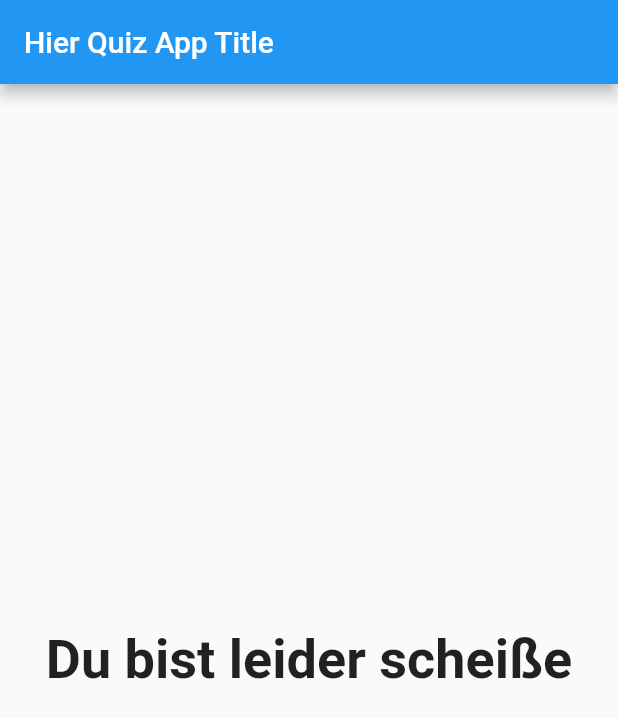
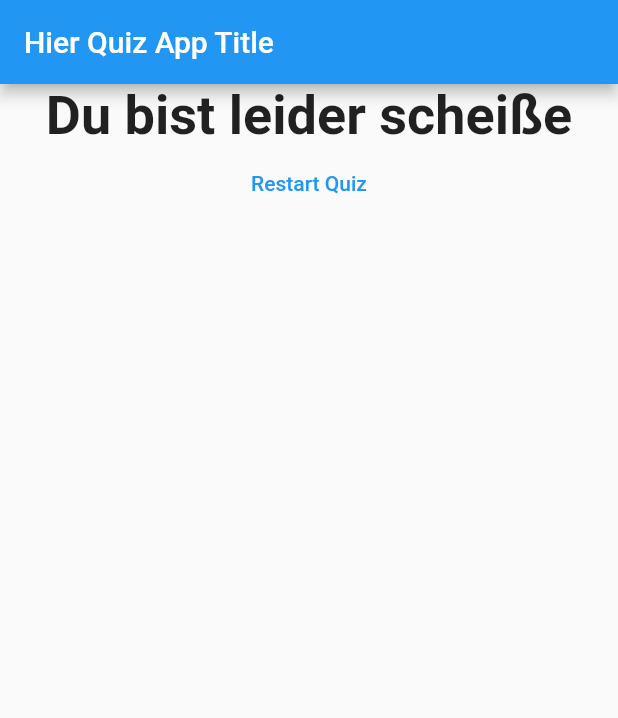
Before and after one commit to timo2k/flutter-quiz, a Flutter app: the screen it shows after launch, after a tap on "Schwarz", after a tap on "Eier", after a tap on "Krieg", on a phone screen of 412 x 824 dp. Shown: the top 718 px of the screen. Run offline on Flutter 3.47's test engine with Material 2 defaults, Android fonts, the phone set to English and light mode, and no system bars.

Commit message:
reset quiz

```diff
--- a/lib/main.dart
+++ b/lib/main.dart
@@ -46,6 +46,13 @@ class _MyAppState extends State<MyApp> {
   var _questionIndex = 0;
   var _totalScore = 0;
 
+  void _resetQuiz() {
+    setState(() {
+      _questionIndex = 0;
+      _totalScore = 0;
+    });
+  }
+
   void _answerQuestion(int score) {
     _totalScore += score;
 
@@ -66,7 +73,7 @@ class _MyAppState extends State<MyApp> {
                 answerQuestion: _answerQuestion,
                 questionIndex: _questionIndex,
                 questions: _questions)
-            : Result(_totalScore),
+            : Result(_totalScore, _resetQuiz),
       ),
     );
   }
--- a/lib/result.dart
+++ b/lib/result.dart
@@ -2,8 +2,9 @@ import 'package:flutter/material.dart';
 
 class Result extends StatelessWidget {
   final int resultScore;
+  final Function resetHandler;
 
-  Result(this.resultScore);
+  Result(this.resultScore, this.resetHandler);
 
   String get resultPhrase {
     String resultText;
@@ -16,18 +17,25 @@ class Result extends StatelessWidget {
     } else {
       resultText = 'Du bist leider scheiße';
     }
-    print(resultScore);
-    print(resultText);
     return resultText;
   }
 
   @override
   Widget build(BuildContext context) {
     return Center(
-      child: Text(
-        resultPhrase,
-        style: TextStyle(fontSize: 36, fontWeight: FontWeight.bold),
-        textAlign: TextAlign.center,
+      child: Column(
+        children: <Widget>[
+          Text(
+            resultPhrase,
+            style: TextStyle(fontSize: 36, fontWeight: FontWeight.bold),
+            textAlign: TextAlign.center,
+          ),
+          FlatButton(
+            child: Text('Restart Quiz'),
+            onPressed: resetHandler,
+            textColor: Colors.blue,
+          ),
+        ],
       ),
     );
   }
```
